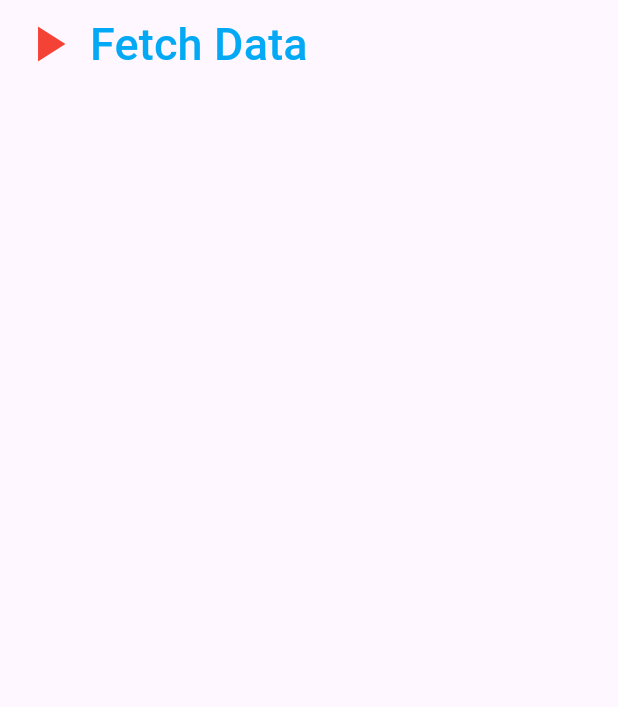
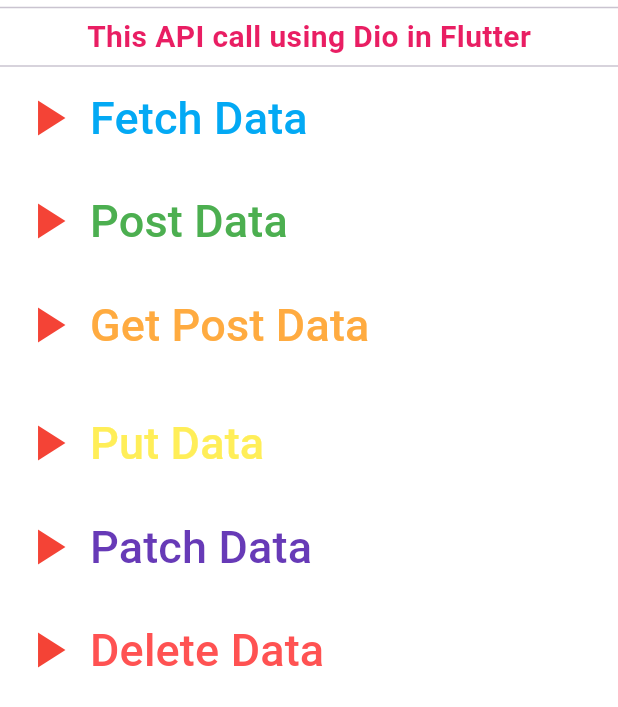
Before and after one commit to thuyavansc/flutter_dio_1, a Flutter app: the screen it shows after launch, on a phone screen of 412 x 824 dp. Shown: the top 707 px of the screen. Run offline on Flutter 3.47's test engine with Material 3 defaults, Android fonts, the phone set to English and light mode, and no system bars; our stand-ins replace dio.

Commit message:
Get, Post, Post, Put, Delete with Dio

```diff
--- a/lib/main.dart
+++ b/lib/main.dart
@@ -12,9 +12,27 @@
   Widget build(BuildContext context) {
     return MaterialApp(
       home: Scaffold(
+        backgroundColor: Colors.white24,
         body: SafeArea(
           child: Column(
+            crossAxisAlignment: CrossAxisAlignment.start,
             children: [
+              //const SizedBox(height: 5,),
+              const Divider(height: 10,),
+              const Align(
+                alignment: Alignment.center,
+                child: Text(
+                  'This API call using Dio in Flutter',
+                  style: TextStyle(
+                    color: Colors.pink,
+                    fontSize: 20,
+                    fontWeight: FontWeight.bold,
+
+                  ),
+                ),
+              ),
+              const Divider(height: 10,),
+              //GET--------------
               TextButton.icon(
                 onPressed: () {
                     fetchData();
@@ -30,7 +48,98 @@
                   Icons.play_arrow_sharp,
                   color: Colors.red,
                 size: 40,),
-              )
+              ),
+              const SizedBox(height: 10,),
+              //POST------------------
+              TextButton.icon(
+                onPressed: () {
+                  postData();
+                },
+                label: const Text(
+                  'Post Data',
+                  style: TextStyle(
+                    color: Colors.green,
+                    fontSize: 30,
+                  ),
+                ),
+                icon: const Icon(
+                  Icons.play_arrow_sharp,
+                  color: Colors.red,
+                  size: 40,),
+              ),
+              const SizedBox(height: 10,),
+              //GET-POST--------------------
+              TextButton.icon(
+                onPressed: () {
+                  getPostData();
+                },
+                label: const Text(
+                  'Get Post Data',
+                  style: TextStyle(
+                    color: Colors.orangeAccent,
+                    fontSize: 30,
+                  ),
+                ),
+                icon: const Icon(
+                  Icons.play_arrow_sharp,
+                  color: Colors.red,
+                  size: 40,),
+              ),
+              const SizedBox(height: 20,),
+              //PUT-----------------------
+              TextButton.icon(
+                onPressed: () {
+                  putData();
+                },
+                label: Text(
+                  'Put Data',
+                  style: TextStyle(
+                    color: Colors.yellow[400],
+                    fontSize: 30,
+                  ),
+                ),
+                icon: const Icon(
+                  Icons.play_arrow_sharp,
+                  color: Colors.red,
+                  size: 40,),
+              ),
+              const SizedBox(height: 10,),
+              //PATCH-----------------------
+              TextButton.icon(
+                onPressed: () {
+                  patchData();
+                },
+                label: const Text(
+                  'Patch Data',
+                  style: TextStyle(
+                    color: Colors.deepPurple,
+                    fontSize: 30,
+                  ),
+                ),
+                icon: const Icon(
+                  Icons.play_arrow_sharp,
+                  color: Colors.red,
+                  size: 40,),
+              ),
+              const SizedBox(height: 10,),
+              //DELETE-----------------------
+              TextButton.icon(
+                onPressed: () {
+                  deleteData();
+                },
+                label: const Text(
+                  'Delete Data',
+                  style: TextStyle(
+                    color: Colors.redAccent,
+                    fontSize: 30,
+                  ),
+                ),
+                icon: const Icon(
+                  Icons.play_arrow_sharp,
+                  color: Colors.red,
+                  size: 40,),
+              ),
+              const SizedBox(height: 10,),
             ],
           ),
         ),
@@ -38,12 +147,90 @@
     );
   }
 
-  //Create Method for api call
+  //Create Method for api get
   void fetchData() async{
     var dio = Dio();
-    Response response = await dio.get('https://jsonplaceholder.typicode.com/todos/1');
+    //Response response = await dio.get('https://jsonplaceholder.typicode.com/todos/1');
+    Response response = await dio.get('https://653e4d91f52310ee6a9ace3c.mockapi.io/user');
+    print('This is from GET - ');
+    //print('$response');
     print(response.statusCode);
     print(response.data);
 
   }
+
+  //Create Method for api post
+  void postData() async{
+    var dio = Dio();
+    var postResponse = await dio.post(
+        'https://653e4d91f52310ee6a9ace3c.mockapi.io/user',
+      data: {"firstName":"Mark 2","lastName":"Spector 2","age":20}
+    );
+
+    print('This is from POST -');
+    //print('$postResponse');
+    print(postResponse.statusCode);
+    print(postResponse.data);
+
+  }
+
+  //Create Method for api get-post concurrently
+  void getPostData() async{
+    var dio = Dio();
+    var getPostResponse = await Future.wait([
+      dio.get('https://653e4d91f52310ee6a9ace3c.mockapi.io/user'),
+      dio.post('https://653e4d91f52310ee6a9ace3c.mockapi.io/user')
+    ]);
+
+    print('This is from get-post concurrently - ');
+    //print('This is from POST - $getPostResponse');
+    print(getPostResponse[0].statusCode);
+    print(getPostResponse[0].data);
+    print(getPostResponse[1].statusCode);
+    print(getPostResponse[1].data);
+
+  }
+
+  //Create Method for api put - update entire row/record
+  void putData() async{
+    var dio = Dio();
+    var postResponse = await dio.put(
+        'https://653e4d91f52310ee6a9ace3c.mockapi.io/user/9',
+        data: {"firstName":"Mark put - 1","lastName":"Spector put - 1","age":99}
+    );
+
+    print('This is from Put - ');
+    //print('This is from PUT - $postResponse');
+    print(postResponse.statusCode);
+    print(postResponse.data);
+
+  }
+  //Create Method for api patch - update specific field only
+  void patchData() async{
+    var dio = Dio();
+    var patchResponse = await dio.patch(
+        'https://653e4d91f52310ee6a9ace3c.mockapi.io/user/9',
+        data: {"firstName":"Mark patch - 9"}
+    );
+
+    print('This is from Patch - ');
+    //print('This is from PUT - $patchResponse');
+    print(patchResponse.statusCode);
+    print(patchResponse.data);
+
+  }
+  //Create Method for api Delete
+  void deleteData() async{
+    var dio = Dio();
+    var patchResponse = await dio.delete(
+        'https://653e4d91f52310ee6a9ace3c.mockapi.io/user/10'
+    );
+
+    print('This is from Delete - ');
+    //print('This is from PUT - $patchResponse');
+    print(patchResponse.statusCode);
+    print(patchResponse.data);
+
+  }
+
 }
```
